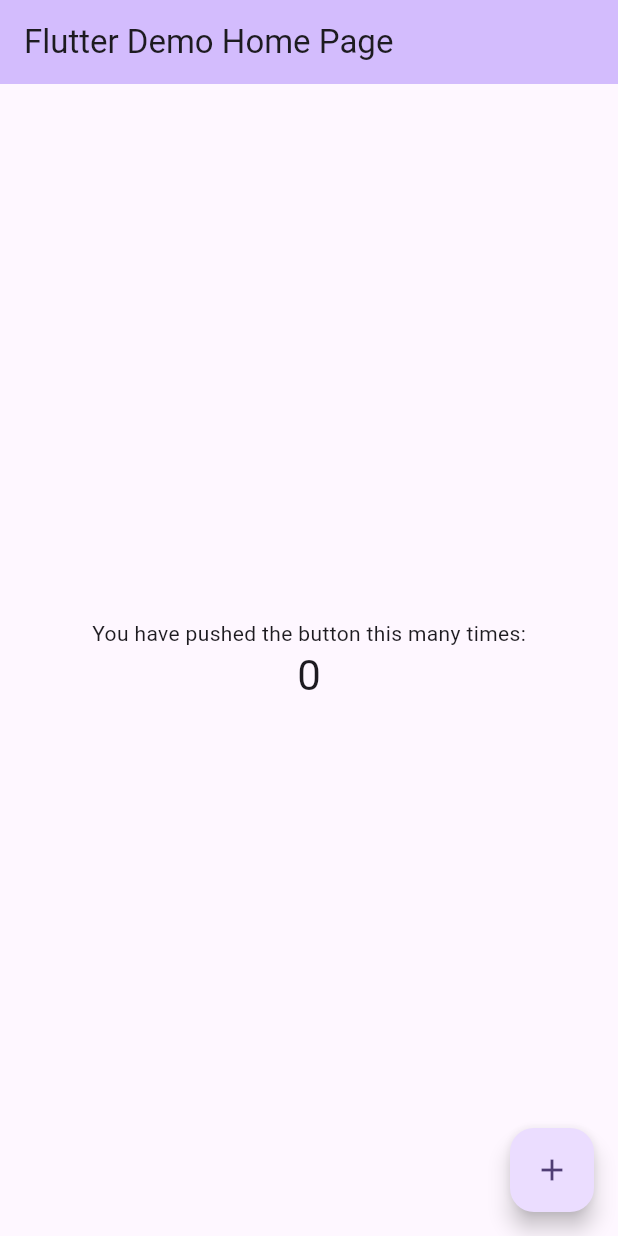
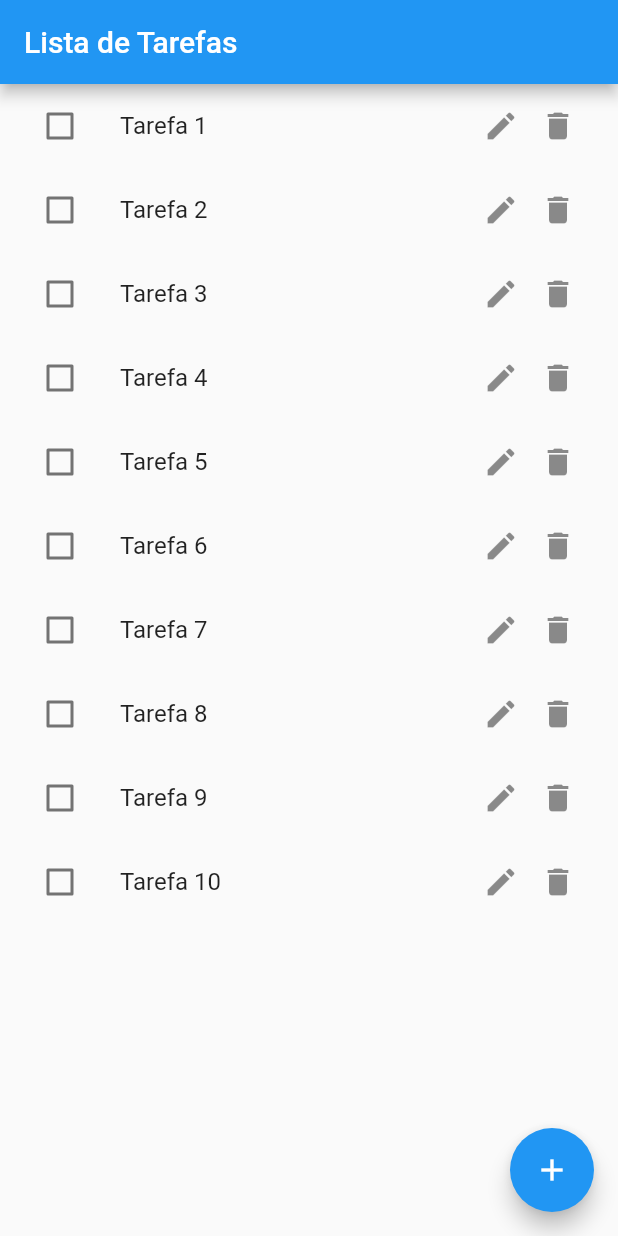
Before and after one commit to Lenonp/dio-flutter-est-rea, a Flutter app: the screen it shows after launch, on a phone screen of 412 x 824 dp. Run offline on Flutter 3.47's test engine with Material 2 defaults, Android fonts, the phone set to English and light mode, and no system bars.

Commit message:
lista de tarefas

```diff
--- a/lib/main.dart
+++ b/lib/main.dart
@@ -1,125 +1,137 @@
 import 'package:flutter/material.dart';
 
-void main() {
-  runApp(const MyApp());
-}
+void main() => runApp(MyApp());
 
 class MyApp extends StatelessWidget {
-  const MyApp({super.key});
-
-  // This widget is the root of your application.
   @override
   Widget build(BuildContext context) {
     return MaterialApp(
-      title: 'Flutter Demo',
+      title: 'Lista de Tarefas',
       theme: ThemeData(
-        // This is the theme of your application.
-        //
-        // TRY THIS: Try running your application with "flutter run". You'll see
-        // the application has a blue toolbar. Then, without quitting the app,
-        // try changing the seedColor in the colorScheme below to Colors.green
-        // and then invoke "hot reload" (save your changes or press the "hot
-        // reload" button in a Flutter-supported IDE, or press "r" if you used
-        // the command line to start the app).
-        //
-        // Notice that the counter didn't reset back to zero; the application
-        // state is not lost during the reload. To reset the state, use hot
-        // restart instead.
-        //
-        // This works for code too, not just values: Most code changes can be
-        // tested with just a hot reload.
-        colorScheme: ColorScheme.fromSeed(seedColor: Colors.deepPurple),
-        useMaterial3: true,
+        primarySwatch: Colors.blue,
       ),
-      home: const MyHomePage(title: 'Flutter Demo Home Page'),
+      home: MyHomePage(title: 'Lista de Tarefas'),
     );
   }
 }
 
 class MyHomePage extends StatefulWidget {
-  const MyHomePage({super.key, required this.title});
-
-  // This widget is the home page of your application. It is stateful, meaning
-  // that it has a State object (defined below) that contains fields that affect
-  // how it looks.
-
-  // This class is the configuration for the state. It holds the values (in this
-  // case the title) provided by the parent (in this case the App widget) and
-  // used by the build method of the State. Fields in a Widget subclass are
-  // always marked "final".
+  MyHomePage({Key? key, required this.title}) : super(key: key);
 
   final String title;
 
   @override
-  State<MyHomePage> createState() => _MyHomePageState();
+  _MyHomePageState createState() => _MyHomePageState();
 }
 
 class _MyHomePageState extends State<MyHomePage> {
-  int _counter = 0;
+  List<String> _todoItems = [
+    'Tarefa 1',
+    'Tarefa 2',
+    'Tarefa 3',
+    'Tarefa 4',
+    'Tarefa 5',
+    'Tarefa 6',
+    'Tarefa 7',
+    'Tarefa 8',
+    'Tarefa 9',
+    'Tarefa 10'
+  ];
 
-  void _incrementCounter() {
-    setState(() {
-      // This call to setState tells the Flutter framework that something has
-      // changed in this State, which causes it to rerun the build method below
-      // so that the display can reflect the updated values. If we changed
-      // _counter without calling setState(), then the build method would not be
-      // called again, and so nothing would appear to happen.
-      _counter++;
-    });
+  void _addTodoItem(String task) {
+    if (task.length > 0) {
+      setState(() => _todoItems.add(task));
+    }
+  }
+
+  Widget _buildTodoList() {
+    return ListView.builder(
+      itemBuilder: (context, index) {
+        if (index < _todoItems.length) {
+          return _buildTodoItem(_todoItems[index], index);
+        }
+      },
+    );
+  }
+
+  Widget _buildTodoItem(String todoText, int index) {
+    return ListTile(
+        title: Text(todoText),
+        leading: Checkbox(
+          value: false,
+          onChanged: (bool? newValue) {},
+        ),
+        trailing: Wrap(
+          spacing: -10.0,
+          children: <Widget>[
+            IconButton(
+              icon: Icon(Icons.edit),
+              onPressed: () {},
+            ),
+            IconButton(
+              icon: Icon(Icons.delete),
+              onPressed: () => _promptRemoveTodoItem(index),
+            ),
+          ],
+        ));
+  }
+
+  void _promptRemoveTodoItem(int index) {
+    showDialog(
+        context: context,
+        builder: (BuildContext context) {
+          return AlertDialog(
+            title: Text('Marcar "${_todoItems[index]}" como concluído?'),
+            actions: <Widget>[
+              TextButton(
+                child: Text('Cancelar'),
+                onPressed: () => Navigator.of(context).pop(),
+              ),
+              TextButton(
+                child: Text('Concluir'),
+                onPressed: () {
+                  _removeTodoItem(index);
+                  Navigator.of(context).pop();
+                },
+              )
+            ],
+          );
+        });
+  }
+
+  void _removeTodoItem(int index) {
+    setState(() => _todoItems.removeAt(index));
   }
 
   @override
   Widget build(BuildContext context) {
-    // This method is rerun every time setState is called, for instance as done
-    // by the _incrementCounter method above.
-    //
-    // The Flutter framework has been optimized to make rerunning build methods
-    // fast, so that you can just rebuild anything that needs updating rather
-    // than having to individually change instances of widgets.
     return Scaffold(
       appBar: AppBar(
-        // TRY THIS: Try changing the color here to a specific color (to
-        // Colors.amber, perhaps?) and trigger a hot reload to see the AppBar
-        // change color while the other colors stay the same.
-        backgroundColor: Theme.of(context).colorScheme.inversePrimary,
-        // Here we take the value from the MyHomePage object that was created by
-        // the App.build method, and use it to set our appbar title.
         title: Text(widget.title),
       ),
-      body: Center(
-        // Center is a layout widget. It takes a single child and positions it
-        // in the middle of the parent.
-        child: Column(
-          // Column is also a layout widget. It takes a list of children and
-          // arranges them vertically. By default, it sizes itself to fit its
-          // children horizontally, and tries to be as tall as its parent.
-          //
-          // Column has various properties to control how it sizes itself and
-          // how it positions its children. Here we use mainAxisAlignment to
-          // center the children vertically; the main axis here is the vertical
-          // axis because Columns are vertical (the cross axis would be
-          // horizontal).
-          //
-          // TRY THIS: Invoke "debug painting" (choose the "Toggle Debug Paint"
-          // action in the IDE, or press "p" in the console), to see the
-          // wireframe for each widget.
-          mainAxisAlignment: MainAxisAlignment.center,
-          children: <Widget>[
-            const Text(
-              'You have pushed the button this many times:',
-            ),
-            Text(
-              '$_counter',
-              style: Theme.of(context).textTheme.headlineMedium,
-            ),
-          ],
-        ),
+      body: _buildTodoList(),
+      floatingActionButton: FloatingActionButton(
+        onPressed: _pushAddTodoScreen,
+        tooltip: 'Adicionar tarefa',
+        child: Icon(Icons.add),
       ),
-      floatingActionButton: FloatingActionButton(
-        onPressed: _incrementCounter,
-        tooltip: 'Increment',
-        child: const Icon(Icons.add),
-      ), // This trailing comma makes auto-formatting nicer for build methods.
     );
   }
+
+  void _pushAddTodoScreen() {
+    Navigator.of(context).push(MaterialPageRoute(builder: (context) {
+      return Scaffold(
+          appBar: AppBar(title: Text('Adicionar uma nova tarefa')),
+          body: TextField(
+            autofocus: true,
+            onSubmitted: (val) {
+              _addTodoItem(val);
+              Navigator.pop(context);
+            },
+            decoration: InputDecoration(
+                hintText: 'Digite algo para fazer...',
+                contentPadding: const EdgeInsets.all(16.0)),
+          ));
+    }));
+  }
 }
```
Also changed, not shown: Screenshot 2023-06-14 092140.png (added), 1 other file.
